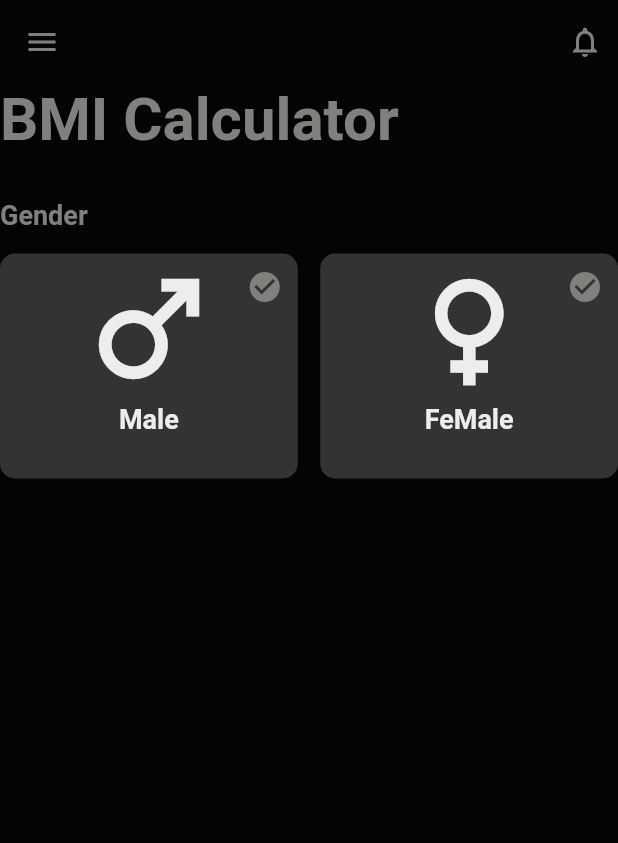
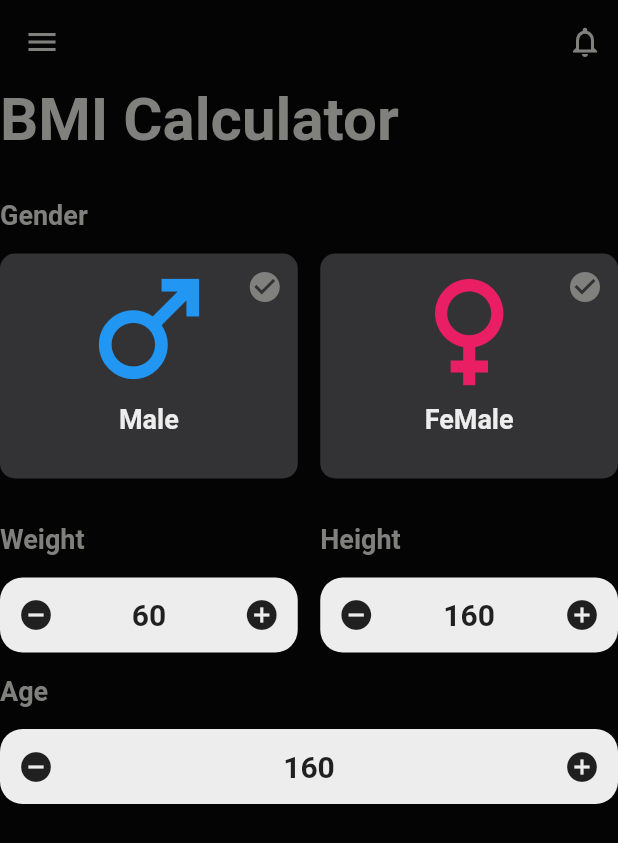
Before and after one commit to hamidghasemi1/-BMI, a Flutter app: the screen it shows after launch, on a phone screen of 412 x 824 dp. Shown: the top 843 px of the screen. Run offline on Flutter 3.47's test engine with Material 2 defaults, Android fonts, the phone set to English and light mode, and no system bars.

Commit message:
Entrance ِِDesign

```diff
--- a/lib/screens/homescreen.dart
+++ b/lib/screens/homescreen.dart
@@ -95,7 +95,7 @@ class _HomeScreenState extends State<HomeScreen> {
                           children: [
                             Icon(
                               Icons.male,
-                              color: kItemColor,
+                              color: Colors.blue,
                               size: 100.0,
                             ),
                             Text(
@@ -113,7 +113,7 @@ class _HomeScreenState extends State<HomeScreen> {
                   ),
                 ),
                 const SizedBox(width: 15.0),
-                 Expanded(
+                Expanded(
                   child: GestureDetector(
                     onTap: () {
                       setState(() {
@@ -147,7 +147,7 @@ class _HomeScreenState extends State<HomeScreen> {
                           children: [
                             Icon(
                               Icons.female,
-                              color: kItemColor,
+                              color: Colors.pink,
                               size: 100.0,
                             ),
                             Text(
@@ -167,6 +167,147 @@ class _HomeScreenState extends State<HomeScreen> {
               ],
             ),
           ),
+          Padding(
+            padding: const EdgeInsets.symmetric(vertical: 15.0),
+            child: Row(
+              children: [
+                Expanded(
+                  child: Column(
+                    crossAxisAlignment: CrossAxisAlignment.start,
+                    children: [
+                      Text(
+                        'Weight',
+                        style: TextStyle(
+                          fontSize: 18.0,
+                          fontWeight: FontWeight.bold,
+                          color: kTextColor,
+                        ),
+                      ),
+                      const SizedBox(
+                        height: 15.0,
+                      ),
+                      Container(
+                        height: 50.0,
+                        decoration: BoxDecoration(
+                          color: kItemColor,
+                          borderRadius: BorderRadius.circular(15.0),
+                        ),
+                        child: Row(
+                          mainAxisAlignment: MainAxisAlignment.spaceBetween,
+                          children: [
+                            IconButton(
+                              onPressed: () {},
+                              icon: Icon(Icons.remove_circle),
+                            ),
+                            Text(
+                              '60',
+                              style: TextStyle(
+                                fontSize: 20.0,
+                                fontWeight: FontWeight.bold,
+                                // color: kTextColor,
+                              ),
+                            ),
+                            IconButton(
+                              onPressed: () {},
+                              icon: Icon(Icons.add_circle),
+                            ),
+                          ],
+                        ),
+                      ),
+                    ],
+                  ),
+                ),
+                const SizedBox(
+                  width: 15.0,
+                ),
+                Expanded(
+                  child: Column(
+                    crossAxisAlignment: CrossAxisAlignment.start,
+                    children: [
+                      Text(
+                        'Height',
+                        style: TextStyle(
+                          fontSize: 18.0,
+                          fontWeight: FontWeight.bold,
+                          color: kTextColor,
+                        ),
+                      ),
+                      const SizedBox(
+                        height: 15.0,
+                      ),
+                      Container(
+                        height: 50.0,
+                        decoration: BoxDecoration(
+                          color: kItemColor,
+                          borderRadius: BorderRadius.circular(15.0),
+                        ),
+                        child: Row(
+                          mainAxisAlignment: MainAxisAlignment.spaceBetween,
+                          children: [
+                            IconButton(
+                              onPressed: () {},
+                              icon: Icon(Icons.remove_circle),
+                            ),
+                            Text(
+                              '160',
+                              style: TextStyle(
+                                fontSize: 20.0,
+                                fontWeight: FontWeight.bold,
+                                // color: kTextColor,
+                              ),
+                            ),
+                            IconButton(
+                              onPressed: () {},
+                              icon: Icon(Icons.add_circle),
+                            ),
+                          ],
+                        ),
+                      ),
+                    ],
+                  ),
+                ),
+              ],
+            ),
+          ),
+          Text(
+            'Age',
+            style: TextStyle(
+              fontSize: 18.0,
+              fontWeight: FontWeight.bold,
+              color: kTextColor,
+            ),
+          ),
+          const SizedBox(
+            height: 15.0,
+          ),
+          Container(
+            height: 50.0,
+            decoration: BoxDecoration(
+              color: kItemColor,
+              borderRadius: BorderRadius.circular(15.0),
+            ),
+            child: Row(
+              mainAxisAlignment: MainAxisAlignment.spaceBetween,
+              children: [
+                IconButton(
+                  onPressed: () {},
+                  icon: Icon(Icons.remove_circle),
+                ),
+                Text(
+                  '160',
+                  style: TextStyle(
+                    fontSize: 20.0,
+                    fontWeight: FontWeight.bold,
+                    // color: kTextColor,
+                  ),
+                ),
+                IconButton(
+                  onPressed: () {},
+                  icon: Icon(Icons.add_circle),
+                ),
+              ],
+            ),
+          ),
         ],
       ),
     );
```
